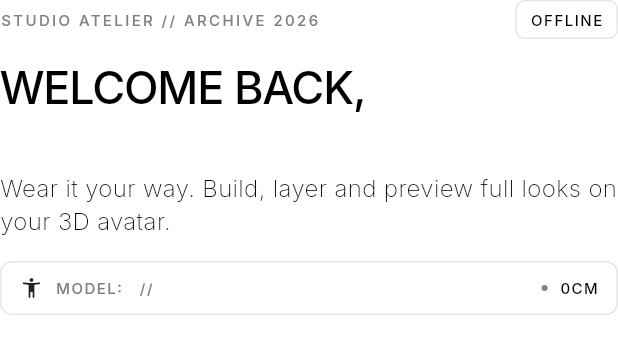
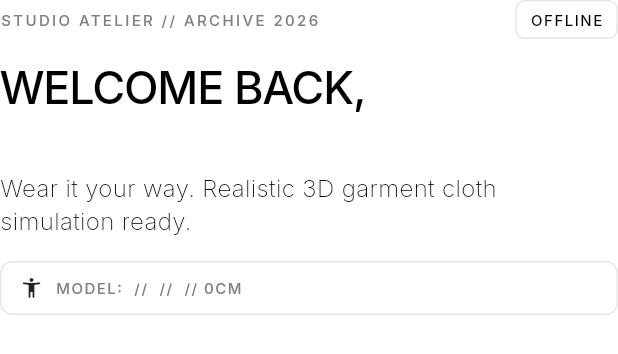
Before and after one commit to Calebjazz/modoo, a Flutter app: the HomeHeader widget shown alone on an empty page, opened directly with empty values, on a phone screen of 412 x 824 dp. Shown: the top 354 px of the screen. Run offline on Flutter 3.47's test engine with Material 3 defaults, Android fonts, the phone set to English and light mode, and no system bars; our stand-ins replace sqflite; accounts and stored records are empty.

Commit message:
feat(home): apply atelier design reference

```diff
--- a/lib/features/home/widgets/home_header.dart
+++ b/lib/features/home/widgets/home_header.dart
@@ -34,7 +34,7 @@ class HomeHeader extends StatelessWidget {
         ),
         const SizedBox(height: 10),
         const Text(
-          'Wear it your way. Build, layer and preview full looks on your 3D avatar.',
+          'Wear it your way. Realistic 3D garment cloth simulation ready.',
           style: AppTextStyles.lead,
         ),
         const SizedBox(height: 16),
@@ -63,17 +63,14 @@ class _AvatarLine extends StatelessWidget {
           const SizedBox(width: 8),
           Expanded(
             child: Text(
-              'MODEL: ${avatar.code} ${avatar.type} // ${avatar.bodyShape}'
+              'MODEL: ${avatar.code} // ${avatar.type} // '
+                      '${avatar.bodyShape} // ${avatar.heightCm}CM'
                   .toUpperCase(),
               maxLines: 1,
               overflow: TextOverflow.ellipsis,
               style: AppTextStyles.label.copyWith(color: AppColors.grey),
             ),
           ),
-          const SizedBox(width: 8),
-          const StatusDot(color: AppColors.grey, size: 4),
-          const SizedBox(width: 8),
-          Text('${avatar.heightCm}CM', style: AppTextStyles.label),
         ],
       ),
     );
--- a/lib/features/home/widgets/look_card.dart
+++ b/lib/features/home/widgets/look_card.dart
@@ -16,7 +16,7 @@ class LookCard extends StatelessWidget {
     required this.onReapply,
   });
 
-  static const double width = 264;
+  static const double width = 210;
 
   final LookPreview look;
   final bool isFavorite;
```
Also changed, not shown: lib/features/home/screens/home_screen.dart (+4 -6 lines), lib/features/home/widgets/studio_preview_card.dart (+4 -4 lines), lib/features/home/widgets/system_status_card.dart (+4 -4 lines).
